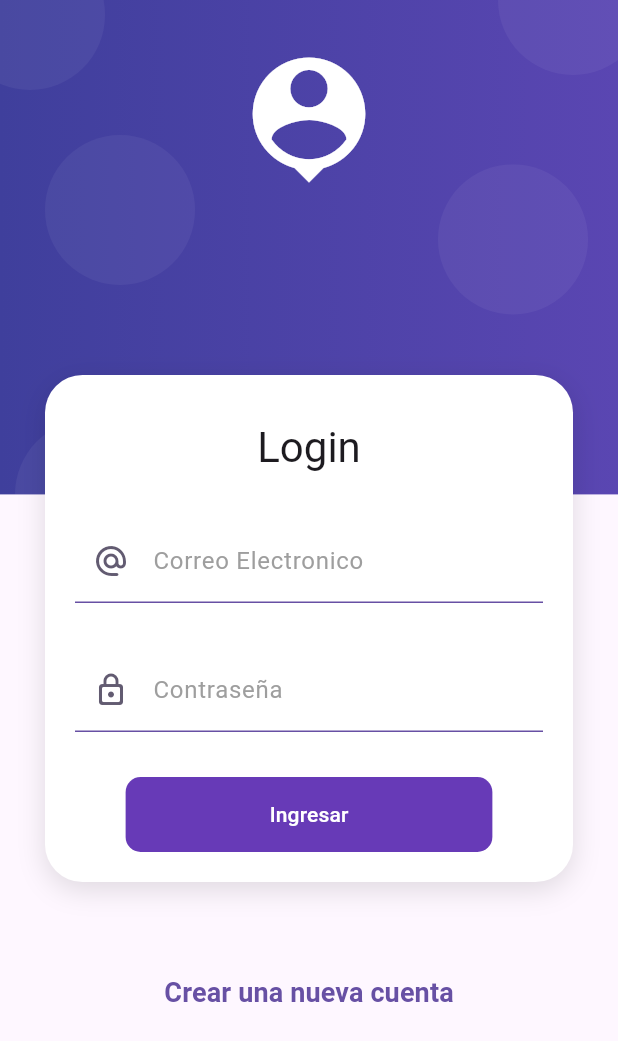
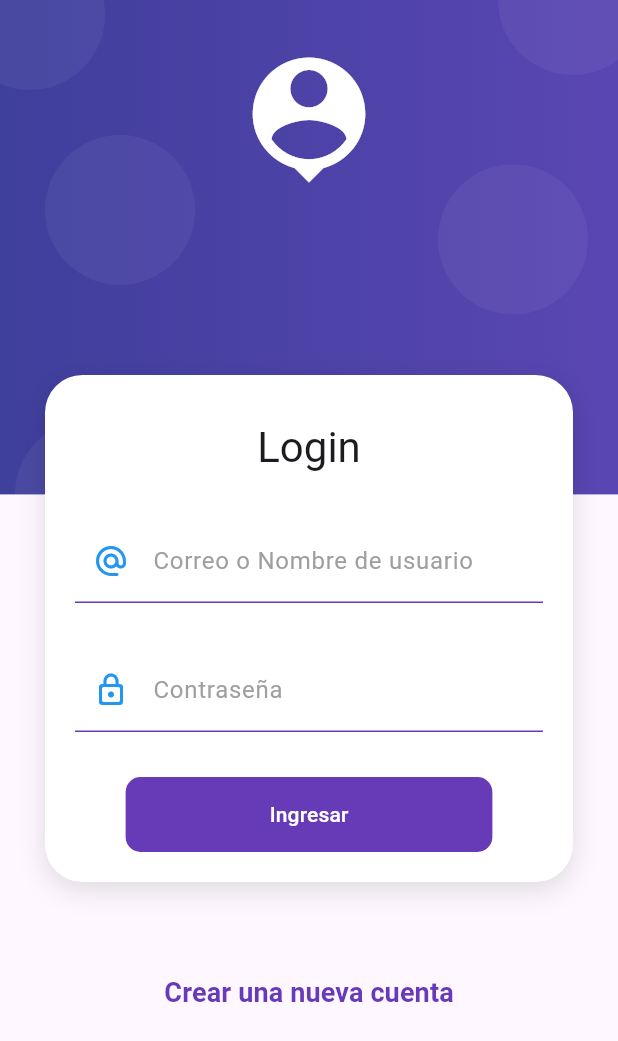
Before and after one commit to VictorLandin/Flutter, a Flutter app: the LoginScreen screen opened directly, after a tap on "Ingresar", on a phone screen of 412 x 824 dp. Shown: the top 1041 px of the screen. Run offline on Flutter 3.47's test engine with Material 3 defaults, Android fonts, the phone set to English and light mode, and no system bars; our stand-ins replace card_swiper, cloud_firestore, firebase_auth, firebase_core, firebase_messaging, flutter_secure_storage and 4 more; missing offline and left inert: flutter_barcode_scanner, mapbox_maps_flutter; accounts and stored records are empty; network calls fail.

Commit message:
implementacion preferences

```diff
--- a/noticias/lib/main.dart
+++ b/noticias/lib/main.dart
@@ -2,6 +2,7 @@ import 'package:firebase_core/firebase_core.dart';
 import 'package:flutter/material.dart';
 import 'package:noticias/services/news_service.dart';
 import 'package:noticias/services/notifications_service.dart';
+import 'package:noticias/share_preferences/preferences.dart';
 import 'package:noticias/theme/theme.dart';
 import 'package:provider/provider.dart';
 import 'providers/theme_provider.dart'; // Importa tu ThemeProvider
@@ -9,6 +10,7 @@ import 'screens/screens.dart';
 
 void main() async {
   WidgetsFlutterBinding.ensureInitialized();
+  await Preferences.init();
   await Firebase.initializeApp();
   runApp(const MyApp());
 }
@@ -24,7 +26,7 @@ class MyApp extends StatelessWidget {
           create: (_) => NewsService(),
         ),
         ChangeNotifierProvider(
-          create: (_) => ThemeProvider(isDarkMode: false), // Añadido el ThemeProvider
+          create: (_) => ThemeProvider(isDarkMode: Preferences.isDarkMode), // Añadido el ThemeProvider
         ),
       ],
       child: Consumer<ThemeProvider>(
--- a/noticias/lib/providers/login_form_provider.dart
+++ b/noticias/lib/providers/login_form_provider.dart
@@ -1,24 +1,30 @@
 import 'package:flutter/material.dart';
 
 class LoginFormProvider extends ChangeNotifier {
+  // Clave global para el formulario
   GlobalKey<FormState> formKey = new GlobalKey<FormState>();
 
-  String email = '';
+  // Campo de entrada que puede ser nombre de usuario o correo
+  String emailOrUsername = '';
   String password = '';
 
+  // Estado de carga
   bool _isLoading = false;
 
   bool get isLoading => _isLoading;
 
+  // Setter para controlar el estado de carga
   set isLoading(bool value) {
     _isLoading = value;
     notifyListeners();
   }
 
+  // Método para validar el formulario
   bool isValidForm() {
     print(formKey.currentState?.validate());
 
-    print('$email - $password');
+    // Solo imprimimos el campo de entrada y la contraseña
+    print('$emailOrUsername - $password');
 
     return formKey.currentState?.validate() ?? false;
   }
--- a/noticias/lib/providers/theme_provider.dart
+++ b/noticias/lib/providers/theme_provider.dart
@@ -1,4 +1,5 @@
 import 'package:flutter/material.dart';
+import 'package:noticias/share_preferences/preferences.dart';
 
 import '../theme/theme.dart';
 
@@ -8,15 +9,17 @@ class ThemeProvider extends ChangeNotifier {
 
   ThemeProvider({
     required bool isDarkMode
-}): _currentTheme = isDarkMode ? ThemeData.dark() : ThemeData.light();
+}): _currentTheme = isDarkMode ? myThemeDark : myThemeLight;
 
   get isDarkMode => _currentTheme == myThemeDark;
-  get currentTheme => _currentTheme;
+  ThemeData get currentTheme => _currentTheme;
+
 
   void toggleDarkMode() {
     _currentTheme = _currentTheme == myThemeDark
         ? myThemeLight
         : myThemeDark;
+    Preferences.isDarkMode = _currentTheme == myThemeDark;
     notifyListeners();
   }
 }
--- a/noticias/lib/screens/login_screen.dart
+++ b/noticias/lib/screens/login_screen.dart
@@ -53,40 +53,41 @@ class _LoginForm extends StatelessWidget {
         autovalidateMode: AutovalidateMode.onUserInteraction,
         child: Column(
           children: [
+            // Campo para correo o nombre de usuario
             TextFormField(
                 autocorrect: false,
-                keyboardType: TextInputType.emailAddress,
+                keyboardType: TextInputType.text, // Ahora acepta texto libre
                 decoration: InputDecorations.authInputDecoration(
-                    hintText: 'email@example.com',
-                    labelText: 'Correo Electronico',
+                    hintText: 'email@example.com o Nombre de usuario',
+                    labelText: 'Correo o Nombre de usuario',
                     prefixIcon: Icons.alternate_email_rounded,
                     currentTheme: currentTheme),
-                onChanged: (value) => loginForm.email = value,
+                onChanged: (value) => loginForm.emailOrUsername = value,
                 validator: (value) {
-                  String pattern =
-                      r'^(([^<>()[\]\\.,;:\s@\"]+(\.[^<>()[\]\\.,;:\s@\"]+)*)|(\".+\"))@((\[[0-9]{1,3}\.[0-9]{1,3}\.[0-9]{1,3}\.[0-9]{1,3}\])|(([a-zA-Z\-0-9]+\.)+[a-zA-Z]{2,}))$';
-                  RegExp regExp = new RegExp(pattern);
-
-                  return regExp.hasMatch(value ?? '')
+                  return (value != null && value.isNotEmpty)
                       ? null
-                      : 'El valor ingresado no luce como un correo';
+                      : 'Este campo no puede estar vacío';
                 }),
             const SizedBox(height: 30),
+
+            // Campo de contraseña
             TextFormField(
                 autocorrect: false,
                 obscureText: true,
                 decoration: InputDecorations.authInputDecoration(
                     hintText: '******',
-                    labelText: 'Contraseña',
+                    labelText: 'Contraseña',
                     prefixIcon: Icons.lock_outline_rounded,
                     currentTheme: currentTheme),
                 onChanged: (value) => loginForm.password = value,
                 validator: (value) {
                   return (value != null && value.length >= 6)
                       ? null
-                      : 'La contraseña debe de ser de 6 caracteres';
+                      : 'La contraseña debe de ser de 6 caracteres';
                 }),
             const SizedBox(height: 30),
+
+            // Botón de inicio de sesión
             MaterialButton(
               shape: RoundedRectangleBorder(
                   borderRadius: BorderRadius.circular(10)),
@@ -103,8 +104,9 @@ class _LoginForm extends StatelessWidget {
 
                 loginForm.isLoading = true;
 
-                      final String? errorMessage = await authService.signIn(
-                          loginForm.email, loginForm.password);
+                // Intentar iniciar sesión con correo o nombre de usuario
+                final String? errorMessage = await authService.signInWithEmailOrUsername(
+                    loginForm.emailOrUsername, loginForm.password);
 
                 if (errorMessage == null) {
                   Navigator.pushReplacementNamed(context, 'home');
--- a/noticias/lib/screens/screens.dart
+++ b/noticias/lib/screens/screens.dart
@@ -3,3 +3,5 @@ export 'tab1_screen.dart';
 export 'tab2_screen.dart';
 export 'settings_screen.dart';
 export 'favorite_screen.dart';
+export 'login_screen.dart';
+export 'register_screen.dart';
--- /dev/null
+++ b/noticias/lib/share_preferences/preferences.dart
@@ -0,0 +1,18 @@
+import 'package:shared_preferences/shared_preferences.dart';
+
+class Preferences {
+
+  static late SharedPreferences _preferences;
+
+  static bool _isDarkMode = false;
+
+  static Future init() async {
+    _preferences = await SharedPreferences.getInstance();
+  }
+
+  static bool get isDarkMode => _preferences.getBool('isDarkMode') ?? _isDarkMode;
+  static set isDarkMode(bool value) {
+    _isDarkMode = value;
+    _preferences.setBool('isDarkMode', value);
+  }
+}
--- a/noticias/pubspec.yaml
+++ b/noticias/pubspec.yaml
@@ -40,6 +40,7 @@ dependencies:
   cloud_firestore: ^5.4.4
   provider: ^6.1.2
   http: ^1.2.2
+  shared_preferences: ^2.3.2
   font_awesome_flutter: ^10.7.0
   image_picker: ^1.1.2
   cloudinary: ^1.2.0
```
Also changed, not shown: noticias/lib/router/app_routes.dart (added, +19 -0 lines), noticias/lib/screens/register_screen.dart (+76 -30 lines), noticias/lib/screens/tabs_screen.dart (+15 -12 lines), noticias/lib/services/auth_service.dart (+57 -27 lines), noticias/pubspec.lock, 1 other file. Lines whose indentation alone changed are shown as unchanged.
